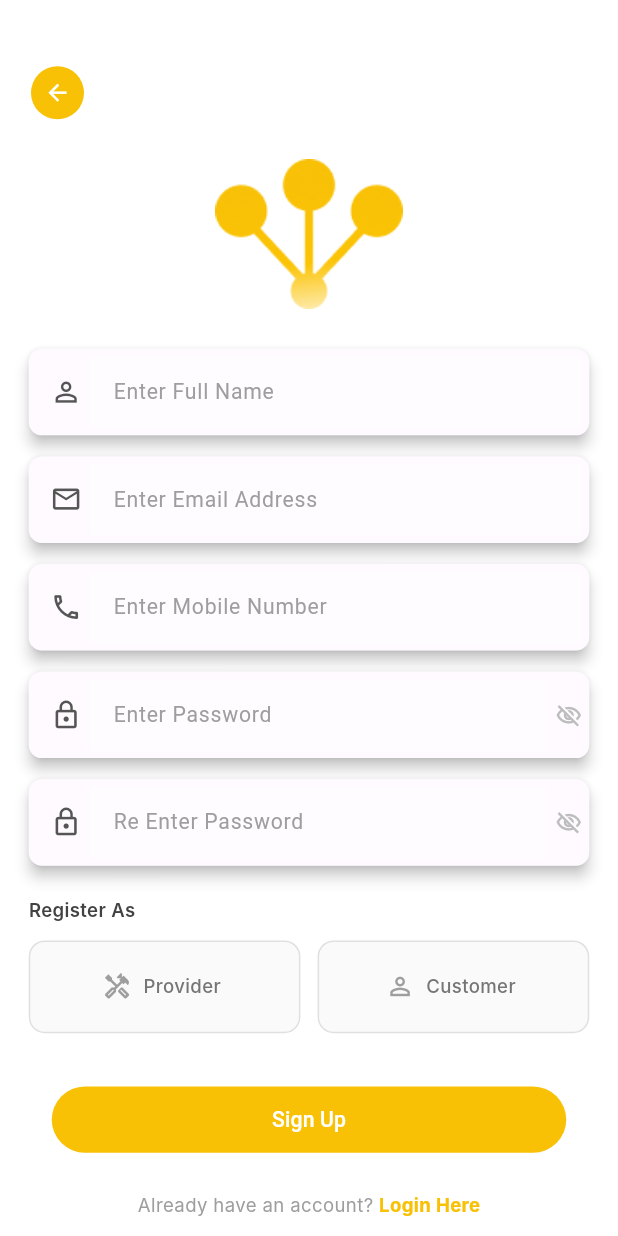
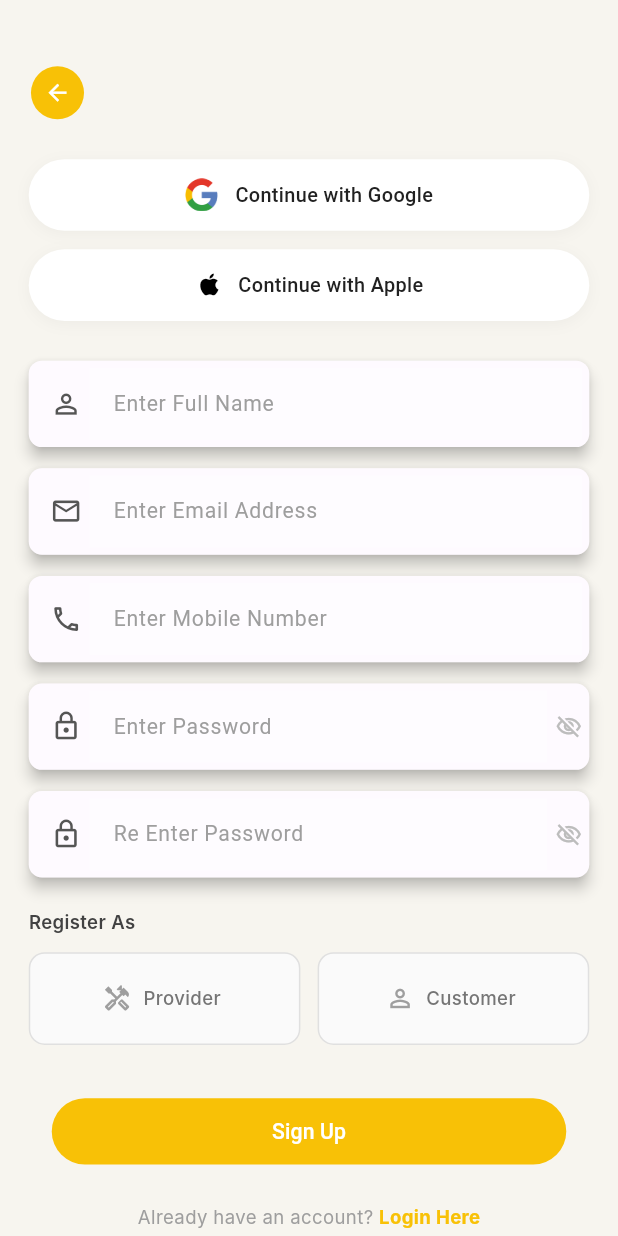
Before and after one commit to Galib-Mahmud/eitansela, a Flutter app: the SignUpScreen screen opened by its route, on a phone screen of 412 x 824 dp. Run offline on Flutter 3.47's test engine with Material 3 defaults, Android fonts, the light colour scheme and no system bars; our stand-ins replace flutter_screenutil, get, image_picker, shared_preferences; accounts and stored records are empty; Roboto replaces fonts that are missing (Gayathri, Inter, Poppins).

Commit message:
add google and apple logo

```diff
--- a/lib/core/local_storage/user_info.dart
+++ b/lib/core/local_storage/user_info.dart
@@ -4,7 +4,6 @@ import 'package:shared_preferences/shared_preferences.dart';
 
 class UserInfo {
   static SharedPreferences? _prefs;
-
   // ── Call once in main() BEFORE runApp() ───────────────────────────
   static Future<void> init() async {
     _prefs = await SharedPreferences.getInstance();
--- a/lib/feature/auth/screen/sign_up_screen.dart
+++ b/lib/feature/auth/screen/sign_up_screen.dart
@@ -18,7 +18,7 @@ class SignUpScreen extends StatelessWidget {
     final screenHeight = MediaQuery.of(context).size.height;
 
     return Scaffold(
-      backgroundColor: Colors.white,
+      backgroundColor: const Color(0xFFF7F5EF),
       body: SingleChildScrollView(
         child: ConstrainedBox(
           constraints: BoxConstraints(minHeight: screenHeight),
@@ -33,11 +33,44 @@ class SignUpScreen extends StatelessWidget {
                 CustomBackButton(),
 
                 SizedBox(height: 30.h),
+                // ── Continue with Google ───────────────────────────
+                _buildSocialButton(
+                  onTap: c.continueWithGoogle,
+                  child: Row(
+                    mainAxisAlignment: MainAxisAlignment.center,
+                    children: [
+                      _GoogleIcon(),
+                      SizedBox(width: 12.w),
+                      Text(
+                        'Continue with Google',
+                        style: TextStyle(
+                          fontSize: 15.sp,
+                          fontWeight: FontWeight.w500,
+                          color: const Color(0xFF212121),
+                        ),
+                      ),
+                    ],
+                  ),
+                ),
+                SizedBox(height: 14.h),
 
-                // Logo Image
-                Center(
-                  child: Image.asset(
-                    'assets/images/auth/signin.png',
+                // ── Continue with Apple ────────────────────────────
+                _buildSocialButton(
+                  onTap: c.continueWithApple,
+                  child: Row(
+                    mainAxisAlignment: MainAxisAlignment.center,
+                    children: [
+                      Icon(Icons.apple, size: 22.sp, color: Colors.black),
+                      SizedBox(width: 10.w),
+                      Text(
+                        'Continue with Apple',
+                        style: TextStyle(
+                          fontSize: 15.sp,
+                          fontWeight: FontWeight.w500,
+                          color: const Color(0xFF212121),
+                        ),
+                      ),
+                    ],
                   ),
                 ),
 
@@ -265,3 +298,40 @@ class _RoleCard extends StatelessWidget {
     );
   }
 }
+
+Widget _buildSocialButton(
+    {required VoidCallback onTap, required Widget child}) {
+  return GestureDetector(
+    onTap: onTap,
+    child: Container(
+      width: double.infinity,
+      height: 54.h,
+      decoration: BoxDecoration(
+        color: Colors.white,
+        borderRadius: BorderRadius.circular(30.r),
+        boxShadow: [
+          BoxShadow(
+            color: Colors.black.withOpacity(0.04),
+            blurRadius: 8,
+            offset: const Offset(0, 2),
+          ),
+        ],
+      ),
+      alignment: Alignment.center,
+      child: child,
+    ),
+  );
+}
+
+// ─────────────────── Google Icon ───────────────────────────────────
+class _GoogleIcon extends StatelessWidget {
+  @override
+  Widget build(BuildContext context) {
+    return Image.asset(
+      'assets/icons/devicon_google.png',
+      width: 22,
+      height: 22,
+      fit: BoxFit.contain,
+    );
+  }
+}
```
